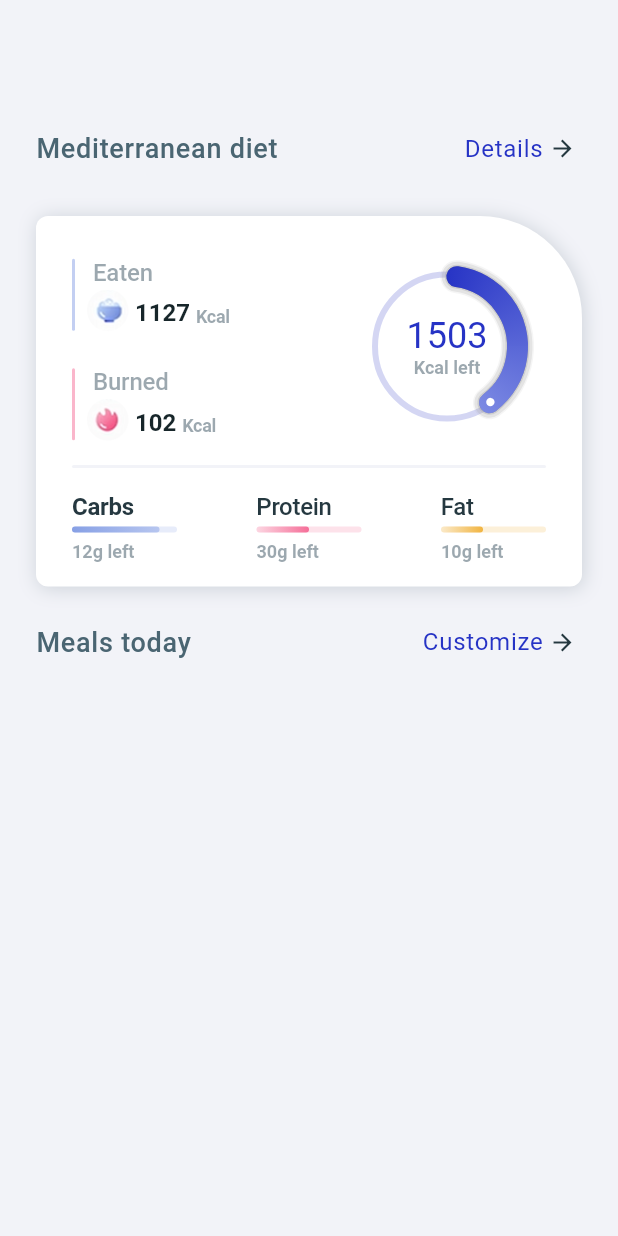
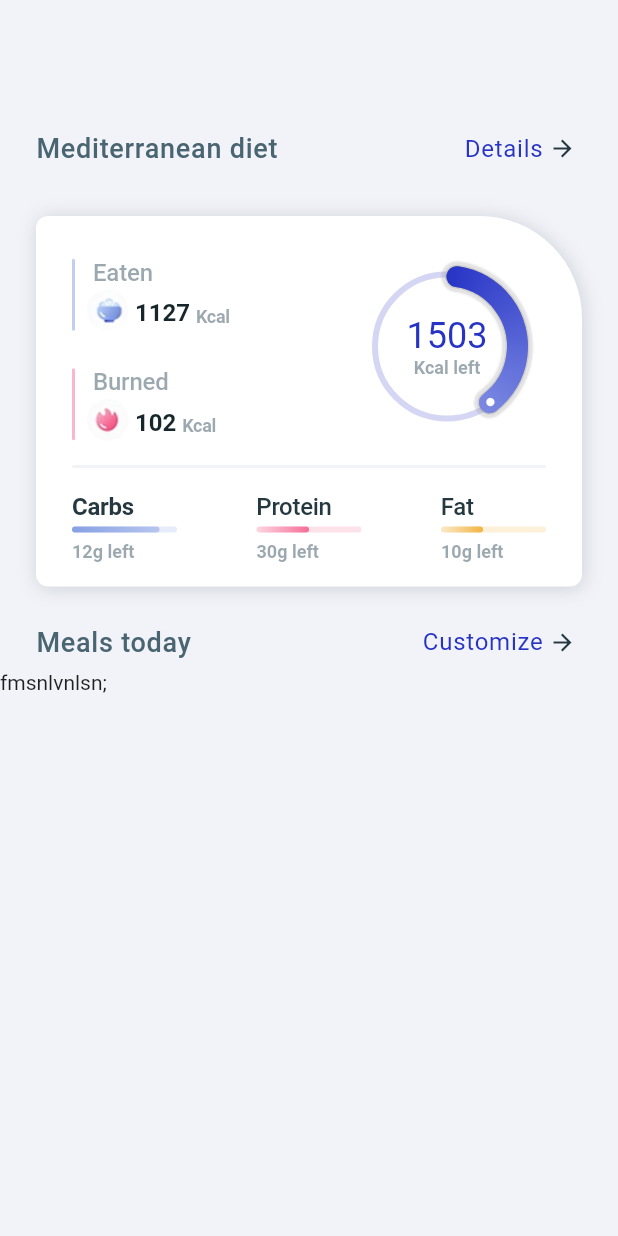
Before and after one commit to ragabelsayed/FitnessApp, a Flutter app: the screen it shows after launch, on a phone screen of 412 x 824 dp. Run offline on Flutter 3.47's test engine with Material 2 defaults, Android fonts, the phone set to English and light mode, and no system bars; our stand-ins replace google_fonts.

Commit message:
Adding MealListViewData file

```diff
--- /dev/null
+++ b/fitness_app/lib/widgets/meals_list_view.dart
@@ -0,0 +1,50 @@
+import 'package:flutter/material.dart';
+
+class MealsListView extends StatefulWidget {
+  final AnimationController mainSctreenAnimationController;
+  final Animation mainSctreenAnimation;
+  MealsListView(
+      {this.mainSctreenAnimationController, this.mainSctreenAnimation});
+
+  @override
+  _MealsListViewState createState() => _MealsListViewState();
+}
+
+class _MealsListViewState extends State<MealsListView>
+    with SingleTickerProviderStateMixin {
+  AnimationController animationController;
+
+  @override
+  void initState() {
+    super.initState();
+    animationController = AnimationController(
+      vsync: this,
+      duration: Duration(milliseconds: 2000),
+    );
+  }
+
+  @override
+  void dispose() {
+    animationController.dispose();
+    super.dispose();
+  }
+
+  @override
+  Widget build(BuildContext context) {
+    return Container(
+      height: 216,
+      width: double.infinity,
+      child: Text('fmsnlvnlsn;'),
+    );
+  }
+}
+
+class MealsView extends StatelessWidget {
+  final AnimationController animationController;
+  final Animation animation;
+  MealsView({this.animationController, this.animation});
+  @override
+  Widget build(BuildContext context) {
+    return Container();
+  }
+}
--- a/fitness_app/pubspec.yaml
+++ b/fitness_app/pubspec.yaml
@@ -26,3 +26,7 @@ flutter:
     - lib/assets/images/unnamed.png
     - lib/assets/images/eaten.png
     - lib/assets/images/burned.png
+    - lib/assets/images/dinner.png
+    - lib/assets/images/lunch.png
+    - lib/assets/images/snack.png
+    - lib/assets/images/breakfast.png
```
Also changed, not shown: fitness_app/lib/models/meals_list_view_data.dart (added, +52 -0 lines), fitness_app/lib/screens/my_diary_screen.dart (+17 -0 lines), fitness_app/lib/assets/images/breakfast.png (added), fitness_app/lib/assets/images/dinner.png (added), fitness_app/lib/assets/images/lunch.png (added), fitness_app/lib/assets/images/snack.png (added).
